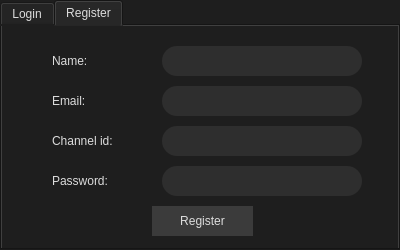
Qt form newloginwindow.ui (varietytas/AI_app_Qt) before a commit.
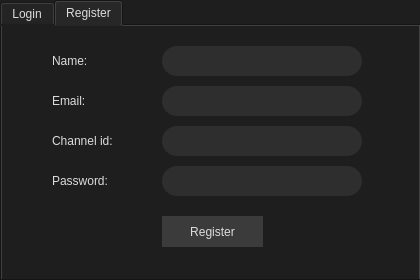
The same form after that commit.

```diff
--- a/newloginwindow.ui
+++ b/newloginwindow.ui
@@ -6,8 +6,8 @@
    <rect>
     <x>0</x>
     <y>0</y>
-    <width>400</width>
-    <height>250</height>
+    <width>420</width>
+    <height>280</height>
    </rect>
   </property>
   <property name="sizePolicy">
@@ -16,6 +16,18 @@
     <verstretch>0</verstretch>
    </sizepolicy>
   </property>
+  <property name="minimumSize">
+   <size>
+    <width>409</width>
+    <height>280</height>
+   </size>
+  </property>
+  <property name="maximumSize">
+   <size>
+    <width>420</width>
+    <height>280</height>
+   </size>
+  </property>
   <property name="windowTitle">
    <string>Login</string>
   </property>
@@ -51,8 +63,8 @@
     <rect>
      <x>0</x>
      <y>0</y>
-     <width>400</width>
-     <height>250</height>
+     <width>421</width>
+     <height>281</height>
     </rect>
    </property>
    <property name="currentIndex">
@@ -233,10 +245,10 @@
     <widget class="QPushButton" name="pushButtonRegister">
      <property name="geometry">
       <rect>
-       <x>150</x>
-       <y>180</y>
+       <x>160</x>
+       <y>190</y>
        <width>101</width>
-       <height>30</height>
+       <height>31</height>
       </rect>
      </property>
      <property name="text">
```
Left out of the diff: 12 changed lines with no effect on the pictures.
